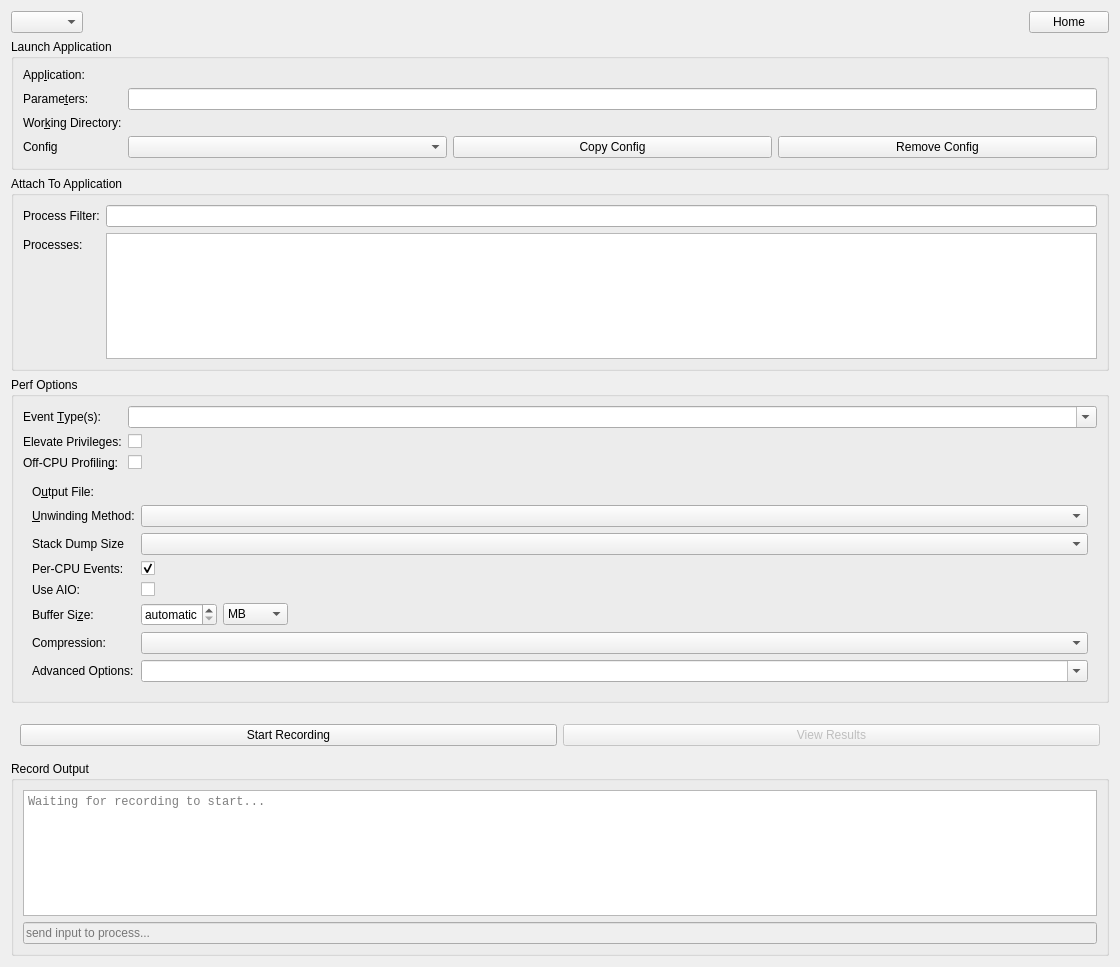
Old version of the form src/recordpage.ui in the repository KDAB/hotspot.
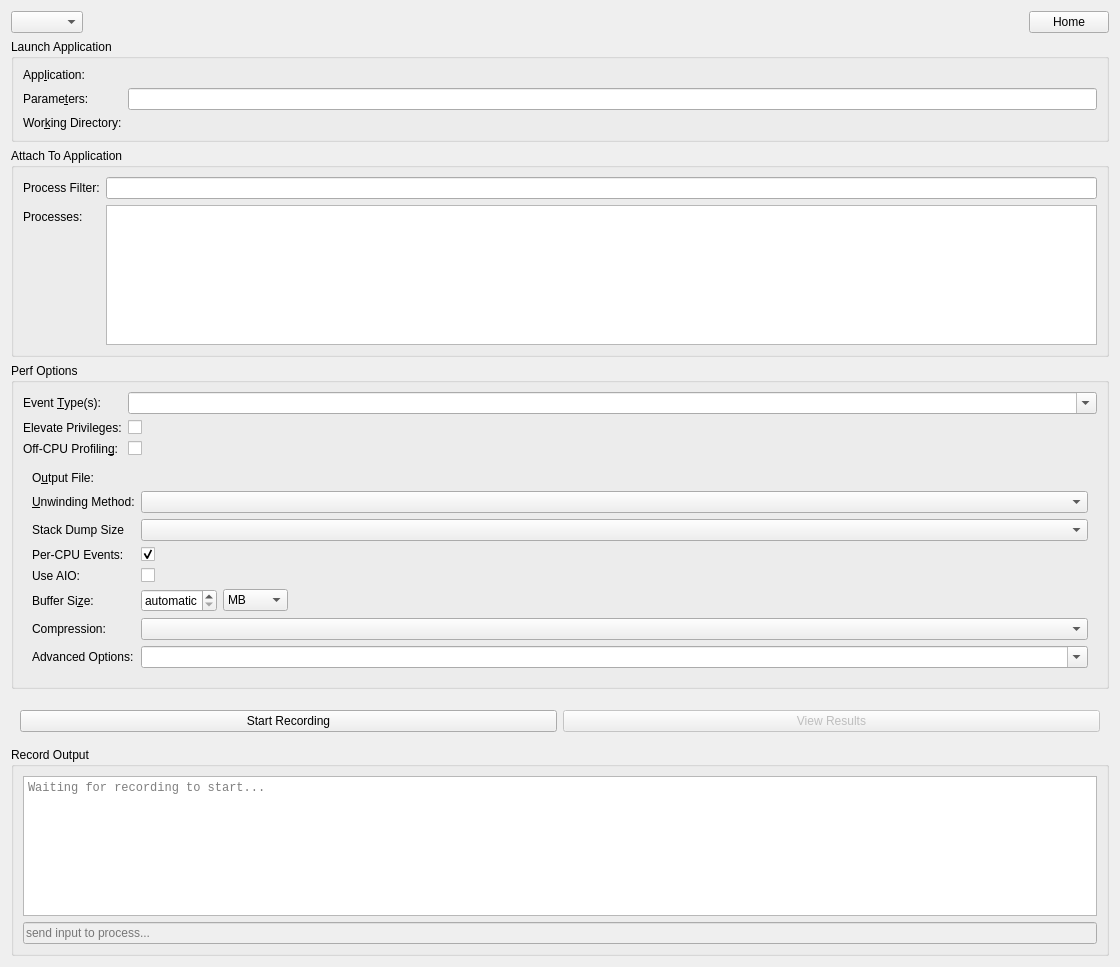
New version of the form. Icons and pictures are not drawn. Custom widgets are drawn as their Qt base class.

Commit message:
add widget for multi config
reduce code duplication in settingsdialog and record page

```diff
--- a/src/recordpage.ui
+++ b/src/recordpage.ui
@@ -124,34 +124,6 @@
         </property>
        </widget>
       </item>
-      <item row="4" column="1">
-       <layout class="QHBoxLayout" name="configLayout">
-        <item>
-         <widget class="QComboBox" name="launchConfigComboBox"/>
-        </item>
-        <item>
-         <widget class="QPushButton" name="addConfig">
-          <property name="text">
-           <string>Copy Config</string>
-          </property>
-         </widget>
-        </item>
-        <item>
-         <widget class="QPushButton" name="removeConfig">
-          <property name="text">
-           <string>Remove Config</string>
-          </property>
-         </widget>
-        </item>
-       </layout>
-      </item>
-      <item row="4" column="0">
-       <widget class="QLabel" name="label">
-        <property name="text">
-         <string>Config</string>
-        </property>
-       </widget>
-      </item>
      </layout>
     </widget>
    </item>
```
The commit also changes 8 other files.
